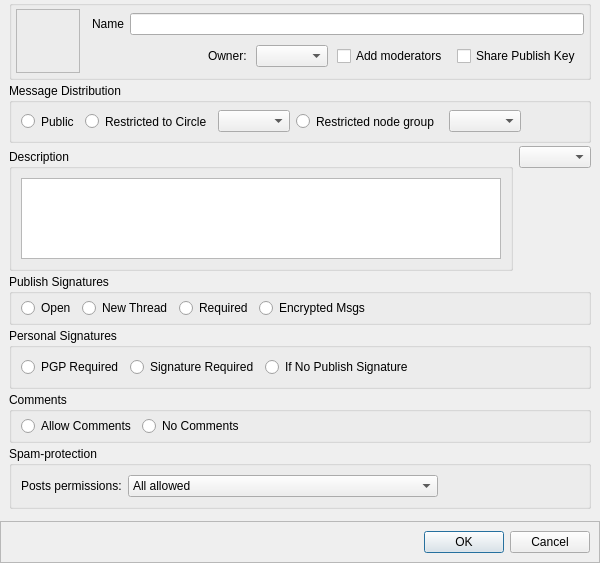
The window that retroshare-gui/src/gui/gxs/GxsGroupDialog.ui (RetroShare/RetroShare) describes before a commit, drawn with Qt 5.
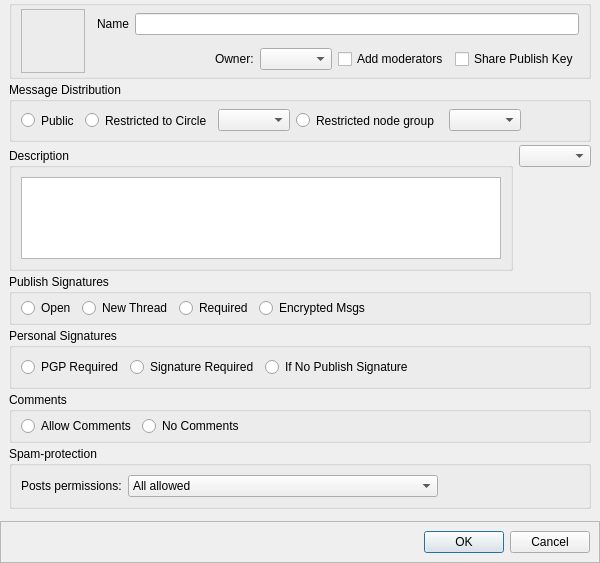
The same window after the commit. Icons and pictures are not drawn. Custom widgets are drawn as their Qt base class.

Commit message: changed color for the enterevent

Diff of the .ui file:
```diff
--- a/retroshare-gui/src/gui/gxs/GxsGroupDialog.ui
+++ b/retroshare-gui/src/gui/gxs/GxsGroupDialog.ui
@@ -59,33 +59,13 @@
          <property name="title">
           <string/>
          </property>
-         <layout class="QHBoxLayout" name="horizontalLayout_3">
-          <property name="spacing">
-           <number>0</number>
-          </property>
-          <property name="leftMargin">
-           <number>4</number>
-          </property>
+         <layout class="QGridLayout" name="gridLayout">
           <property name="topMargin">
-           <number>0</number>
-          </property>
-          <property name="rightMargin">
-           <number>4</number>
+           <number>3</number>
           </property>
           <property name="bottomMargin">
-           <number>4</number>
-          </property>
-          <item>
-           <layout class="QGridLayout" name="gridLayout_4">
-            <property name="topMargin">
              <number>3</number>
             </property>
-            <property name="horizontalSpacing">
-             <number>6</number>
-            </property>
-            <property name="verticalSpacing">
-             <number>0</number>
-            </property>
             <item row="0" column="0" rowspan="2">
              <widget class="ClickableLabel" name="groupLogo">
               <property name="minimumSize">
@@ -117,37 +97,40 @@
               </property>
              </widget>
             </item>
+          <item row="0" column="1" colspan="5">
+           <layout class="QHBoxLayout" name="horizontalLayout">
+            <property name="spacing">
+             <number>6</number>
+            </property>
+            <property name="leftMargin">
+             <number>6</number>
+            </property>
+            <item>
+             <widget class="QLabel" name="label">
+              <property name="text">
+               <string>Name</string>
+              </property>
+             </widget>
+            </item>
+            <item>
+             <widget class="QLineEdit" name="groupName"/>
+            </item>
+           </layout>
+          </item>
             <item row="1" column="1">
-             <layout class="QHBoxLayout" name="horizontalLayout_2">
-              <property name="spacing">
-               <number>9</number>
-              </property>
-              <property name="leftMargin">
-               <number>3</number>
-              </property>
-              <property name="topMargin">
-               <number>3</number>
-              </property>
-              <property name="rightMargin">
-               <number>3</number>
-              </property>
-              <property name="bottomMargin">
-               <number>3</number>
-              </property>
-              <item>
                <spacer name="horizontalSpacer_2">
                 <property name="orientation">
                  <enum>Qt::Horizontal</enum>
                 </property>
                 <property name="sizeHint" stdset="0">
                  <size>
-                  <width>40</width>
+              <width>132</width>
                   <height>20</height>
                  </size>
                 </property>
                </spacer>
               </item>
-              <item>
+          <item row="1" column="2">
                <widget class="QLabel" name="label_2">
                 <property name="toolTip">
                  <string>&lt;html&gt;&lt;head/&gt;&lt;body&gt;&lt;p&gt;The identity here can be used to send feedback.&lt;/p&gt;&lt;/body&gt;&lt;/html&gt;</string>
@@ -157,10 +140,10 @@
                 </property>
                </widget>
               </item>
-              <item>
+          <item row="1" column="3">
                <widget class="GxsIdChooser" name="idChooser"/>
               </item>
-              <item>
+          <item row="1" column="4">
                <widget class="QCheckBox" name="addAdmins_cb">
                 <property name="toolTip">
                  <string/>
@@ -174,7 +157,7 @@
                 </property>
                </widget>
               </item>
-              <item>
+          <item row="1" column="5">
                <widget class="QCheckBox" name="pubKeyShare_cb">
                 <property name="toolTip">
                  <string>Key recipients can publish to restricted-type group and can view and publish for private-type channels</string>
@@ -183,30 +166,6 @@
                  <string>Share Publish Key</string>
                 </property>
                </widget>
-              </item>
-             </layout>
-            </item>
-            <item row="0" column="1">
-             <layout class="QHBoxLayout" name="horizontalLayout">
-              <property name="spacing">
-               <number>6</number>
-              </property>
-              <property name="leftMargin">
-               <number>6</number>
-              </property>
-              <item>
-               <widget class="QLabel" name="label">
-                <property name="text">
-                 <string>Name</string>
-                </property>
-               </widget>
-              </item>
-              <item>
-               <widget class="QLineEdit" name="groupName"/>
-              </item>
-             </layout>
-            </item>
-           </layout>
           </item>
          </layout>
         </widget>
```
Lines whose indentation alone changed are shown as unchanged. The commit also changes 1 other file.
